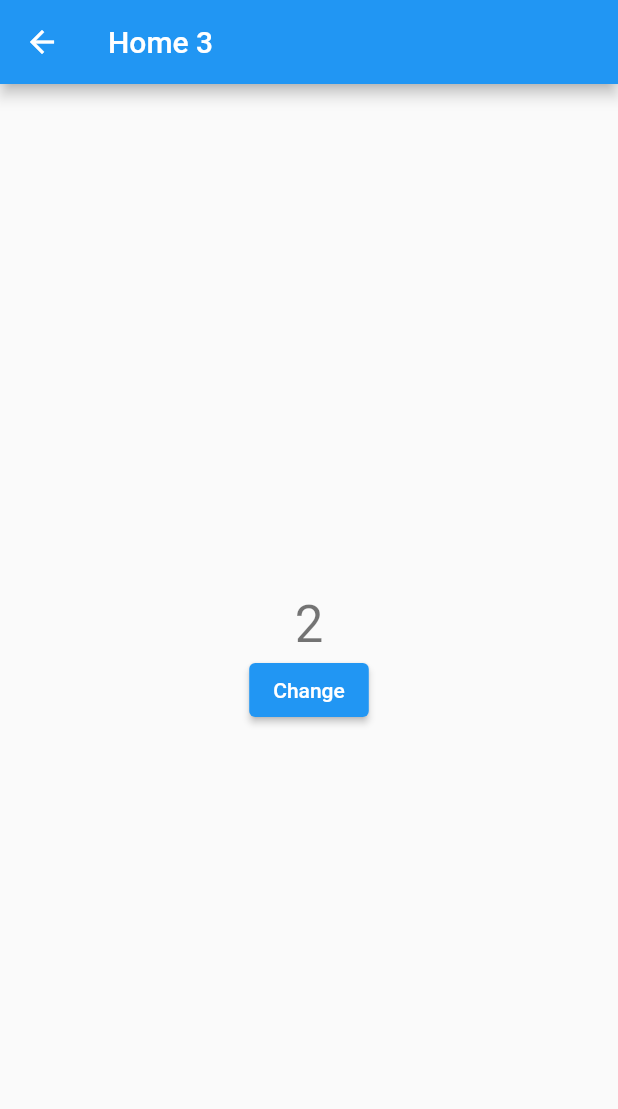
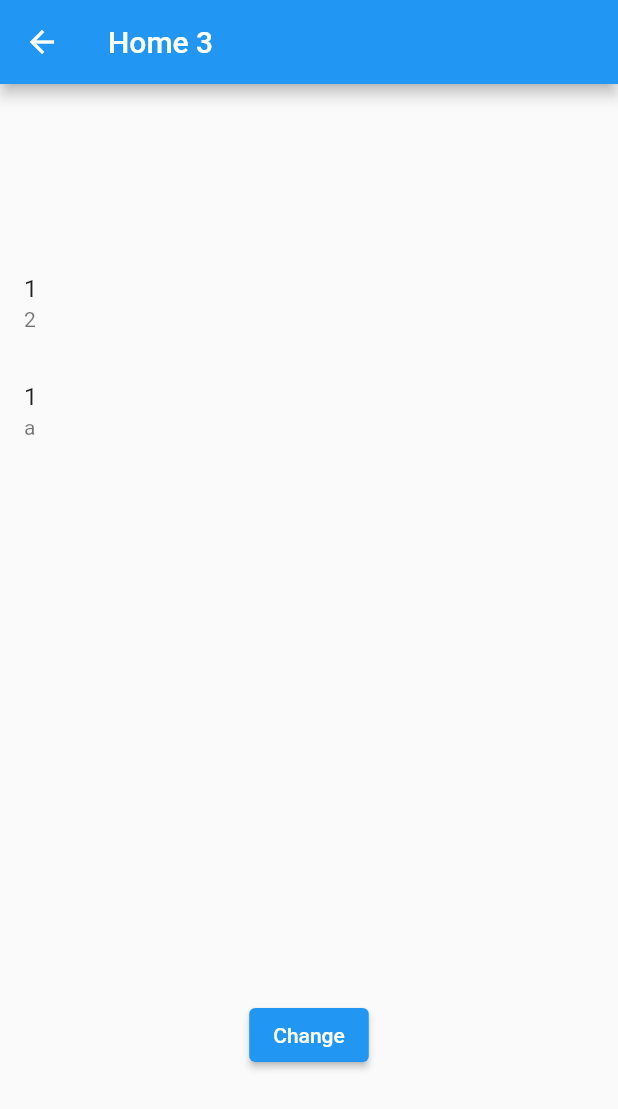
Before and after one commit to ahmedos999/flutter_bloc_concepts, a Flutter app: the ThirdScreen screen opened by its route, after a tap on "Change", on a phone screen of 412 x 824 dp. Shown: the top 1109 px of the screen. Run offline on Flutter 3.47's test engine with Material 2 defaults, Android fonts, the phone set to English and light mode, and no system bars; our stand-ins replace bloc, connectivity_plus, equatable, flutter_bloc, hydrated_bloc; missing offline and left inert: test.

Commit message:
solved add to list state

```diff
--- a/lib/business_logic/cubit/testcounter_cubit.dart
+++ b/lib/business_logic/cubit/testcounter_cubit.dart
@@ -14,8 +14,7 @@ class TestcounterCubit extends Cubit<TestcounterState> {
   //   emit(TestcounterState(product: state.product));
   // }
   void incementcount(id, name) {
-    List<Product> temp = state.product;
-    temp.add(Product(id, name));
-    emit(state.copyWith(products: temp));
+    emit(TestcounterState(
+        product: List.from(state.product)..add(Product(id, name))));
   }
 }
--- a/lib/business_logic/cubit/testcounter_state.dart
+++ b/lib/business_logic/cubit/testcounter_state.dart
@@ -4,11 +4,11 @@ class TestcounterState extends Equatable {
   List<Product> product;
   TestcounterState({required this.product});
 
-  TestcounterState copyWith({
-    required List<Product> products,
-  }) {
-    return TestcounterState(product: products);
-  }
+  // TestcounterState copyWith({
+  //   required List<Product> products,
+  // }) {
+  //   return TestcounterState(product: products);
+  // }
 
   @override
   List<Object> get props => [product];
--- a/lib/presentation/router/app_router.dart
+++ b/lib/presentation/router/app_router.dart
@@ -1,6 +1,7 @@
 import 'package:flutter/cupertino.dart';
 import 'package:flutter/material.dart';
 import 'package:flutter_bloc/flutter_bloc.dart';
+import 'package:flutter_bloc_concepts/business_logic/bloc/bloc/wishlist_bloc.dart';
 import 'package:flutter_bloc_concepts/business_logic/cubit/counter_cubit.dart';
 import 'package:flutter_bloc_concepts/business_logic/cubit/testcounter_cubit.dart';
 import 'package:flutter_bloc_concepts/presentation/screens/home.dart';
@@ -10,6 +11,7 @@ import 'package:flutter_bloc_concepts/presentation/screens/third.dart';
 class AppRoute {
   Route? onGenerateRoute(RouteSettings routeSettings) {
     TestcounterCubit testcounterCubit = TestcounterCubit();
+    WishlistBloc wishlistBloc = WishlistBloc();
     switch (routeSettings.name) {
       case '/':
         return MaterialPageRoute(
--- a/lib/presentation/screens/third.dart
+++ b/lib/presentation/screens/third.dart
@@ -1,7 +1,8 @@
 import 'package:flutter/material.dart';
 import 'package:flutter_bloc/flutter_bloc.dart';
-import 'package:flutter_bloc_concepts/business_logic/cubit/counter_cubit.dart';
+import 'package:flutter_bloc_concepts/business_logic/bloc/bloc/wishlist_bloc.dart';
 import 'package:flutter_bloc_concepts/business_logic/cubit/testcounter_cubit.dart';
+import 'package:flutter_bloc_concepts/data/models/product_model.dart';
 
 class ThirdScreen extends StatefulWidget {
   String title;
@@ -23,32 +24,35 @@ class _ThirdScreenState extends State<ThirdScreen> {
       appBar: AppBar(
         title: Text(widget.title),
       ),
-      body: Center(
-        child: Column(
+      body: Column(
         mainAxisAlignment: MainAxisAlignment.center,
         children: <Widget>[
-            BlocBuilder<TestcounterCubit, TestcounterState>(
+          SizedBox(
+            height: 500,
+            child: BlocBuilder<TestcounterCubit, TestcounterState>(
               builder: (context, state) {
-                print('building from the other side !!!');
-                return Text(
-                  state.product.length.toString(),
-                  style: Theme.of(context).textTheme.headline4,
+                return ListView.builder(
+                    itemCount: state.product.length,
+                    itemBuilder: ((context, index) {
+                      return ListTile(
+                        title: Text(state.product[index].id.toString()),
+                        subtitle: Text(state.product[index].name),
                       );
+                    }));
               },
+            ),
           ),
           Row(
             mainAxisAlignment: MainAxisAlignment.center,
             children: [
               ElevatedButton(
                   onPressed: () {
-                      BlocProvider.of<TestcounterCubit>(context)
-                          .incementcount(1, 'a');
+                    context.read<TestcounterCubit>().incementcount(1, 'a');
                   },
                   child: const Text('Change')),
             ],
           ),
         ],
-        ),
       ), // This trailing comma makes auto-formatting nicer for build methods.
     );
   }
```
Also changed, not shown: lib/business_logic/bloc/bloc/wishlist_bloc.dart (added, +68 -0 lines), lib/business_logic/bloc/bloc/wishlist_event.dart (added, +26 -0 lines), lib/business_logic/bloc/bloc/wishlist_state.dart (added, +20 -0 lines), lib/data/models/wishlist_model.dart (added, +12 -0 lines). Lines whose indentation alone changed are shown as unchanged.
